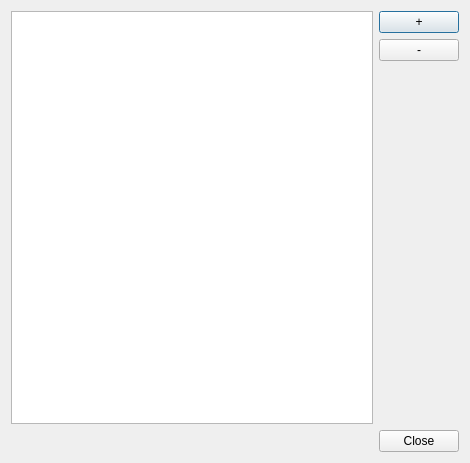
Qt form src/dontpanik/kpart/core/ui/ktasksdialog.ui (frankHa/dontpanic) before a commit.
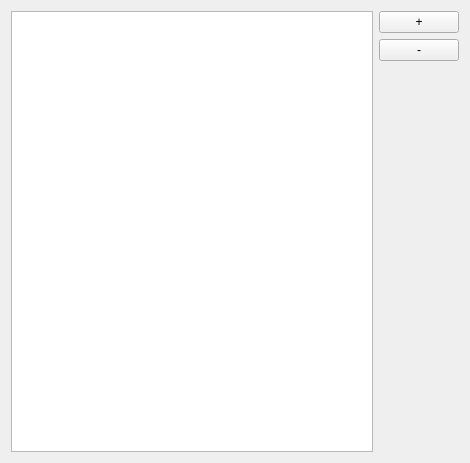
The same form after that commit. Custom widgets are drawn as their Qt base class.

Commit message: -switched all dialogs over to kdialog

Patch:
```diff
--- a/src/dontpanik/kpart/core/ui/ktasksdialog.ui
+++ b/src/dontpanik/kpart/core/ui/ktasksdialog.ui
@@ -1,7 +1,7 @@
 <?xml version="1.0" encoding="UTF-8"?>
 <ui version="4.0">
  <class>KTasksDialog</class>
- <widget class="QDialog" name="KTasksDialog">
+ <widget class="QWidget" name="KTasksDialog">
   <property name="geometry">
    <rect>
     <x>0</x>
@@ -65,16 +65,6 @@
      </item>
     </layout>
    </item>
-   <item>
-    <widget class="QDialogButtonBox" name="buttonBox">
-     <property name="orientation">
-      <enum>Qt::Horizontal</enum>
-     </property>
-     <property name="standardButtons">
-      <set>QDialogButtonBox::Close</set>
-     </property>
-    </widget>
-   </item>
   </layout>
  </widget>
  <customwidgets>
```
The commit also changes 25 other files.
